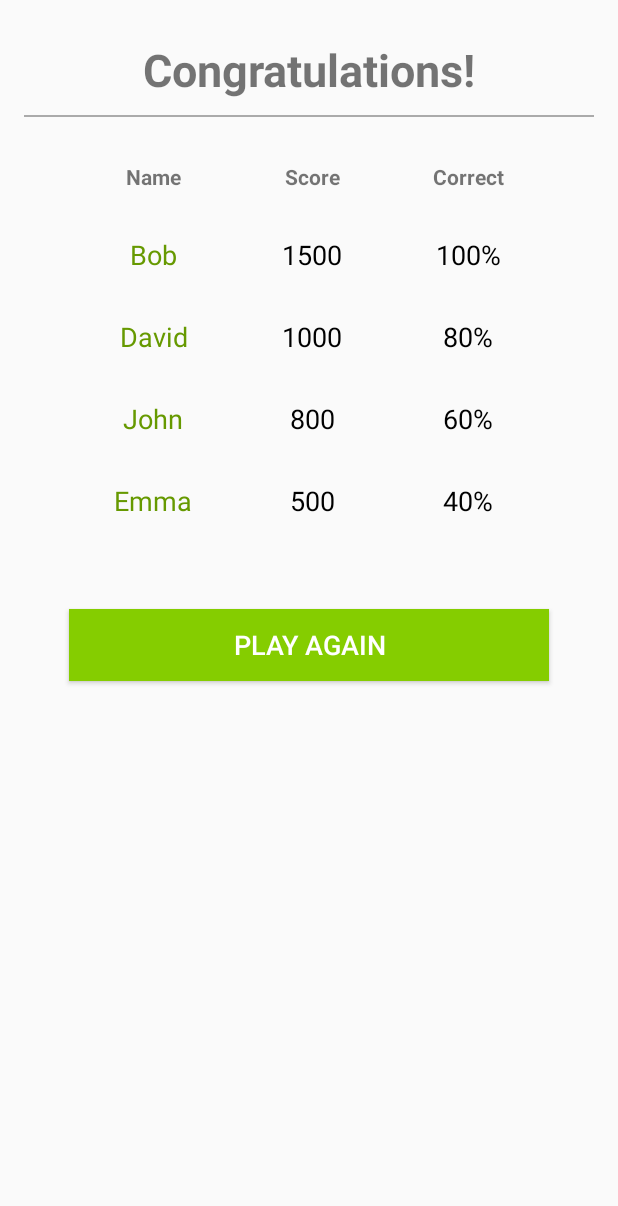
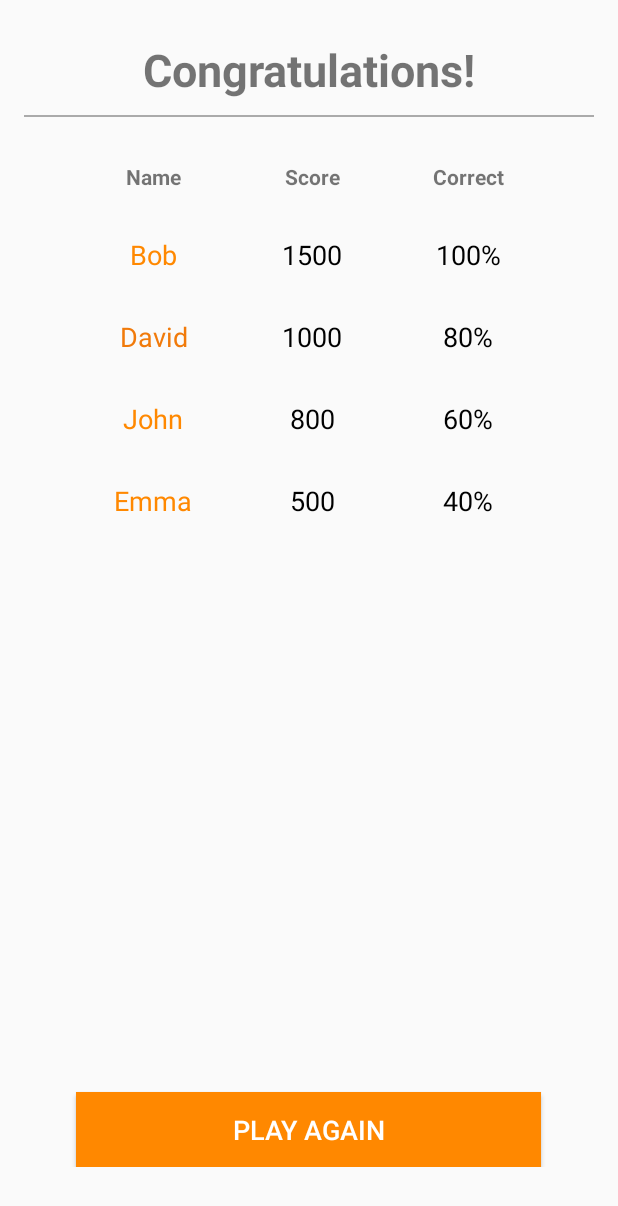
Before and after one commit to antongregory/mobilecomputing, an Android app: the EndGameActivity screen opened directly, with no data from a screen before it, on a phone screen of 412 x 824 dp. Shown: the top 1206 px of the screen. Run offline under Robolectric (Android 15) with nearby library versions, the light colour scheme and no system bars; our stand-ins replace Firebase (no records; nobody signed in at launch, a user with empty details on screens opened directly).

Commit message:
UI Tweaked

```diff
--- a/app/src/main/java/museum/findit/com/myapplication/controller/LeaderboardUIManager.java
+++ b/app/src/main/java/museum/findit/com/myapplication/controller/LeaderboardUIManager.java
@@ -76,6 +76,7 @@ public class LeaderboardUIManager {
         highlightTextView(usernameTextView);
 
         usernameTextView.setText(username);
+        usernameTextView.setTextColor(Color.parseColor("#FFFF8800"));
         row.addView(usernameTextView);
     }
 
--- a/app/src/main/res/layout/activity_end_game.xml
+++ b/app/src/main/res/layout/activity_end_game.xml
@@ -13,7 +13,10 @@
     <LinearLayout
         android:orientation="vertical"
         android:layout_width="match_parent"
-        android:layout_height="wrap_content">
+        android:layout_height="wrap_content"
+        android:layout_alignParentTop="true"
+        android:layout_alignParentLeft="true"
+        android:layout_alignParentStart="true">
 
 
 
@@ -35,7 +38,8 @@
         <TableLayout
             android:layout_width="match_parent"
             android:layout_height="match_parent"
-            android:layout_margin="30dp">
+            android:layout_margin="30dp"
+            android:layout_weight="1.50">
 
             <TableRow
                 android:layout_width="match_parent"
@@ -87,7 +91,7 @@
                     android:layout_weight="1"
                     android:id="@+id/firstName"
                     android:layout_marginTop="30dp"
-                    android:textColor="@android:color/holo_green_dark"
+                    android:textColor="@android:color/holo_orange_dark"
                     android:textSize="18sp"
                     android:singleLine="true"
                     android:ellipsize="marquee"
@@ -130,7 +134,7 @@
                     android:id="@+id/secondName"
                     android:layout_marginTop="30dp"
                     android:textSize="18sp"
-                    android:textColor="@android:color/holo_green_dark"
+                    android:textColor="?android:attr/colorMultiSelectHighlight"
                     android:singleLine="true"
                     android:ellipsize="marquee"
                     android:focusable="true"
@@ -173,7 +177,7 @@
                     android:id="@+id/thirdName"
                     android:layout_marginTop="30dp"
                     android:textSize="18sp"
-                    android:textColor="@android:color/holo_green_dark"
+                    android:textColor="@android:color/holo_orange_dark"
                     android:singleLine="true"
                     android:ellipsize="marquee"
                     android:focusable="true"
@@ -217,7 +221,7 @@
                     android:id="@+id/forthName"
                     android:layout_marginTop="30dp"
                     android:textSize="18sp"
-                    android:textColor="@android:color/holo_green_dark"
+                    android:textColor="@android:color/holo_orange_dark"
                     android:singleLine="true"
                     android:ellipsize="marquee"
                     android:focusable="true"
@@ -247,18 +251,29 @@
                     android:textAlignment="center" />
             </TableRow>
         </TableLayout>
+    </LinearLayout>
 
+    <LinearLayout
+        android:orientation="vertical"
+        android:layout_width="match_parent"
+        android:layout_height="0dp"
+        android:layout_weight="1.62"
+        android:gravity="center|bottom"
+        android:layout_alignParentBottom="true"
+        android:layout_alignParentLeft="true"
+        android:layout_alignParentStart="true"
+        android:layout_alignParentTop="true"
+        android:layout_marginBottom="30dp">
         <Button
             android:text="Play Again"
-            android:layout_width="match_parent"
-            android:layout_height="wrap_content"
+            android:layout_height="50dp"
             android:id="@+id/button7"
             android:onClick="restartGame"
-            android:background="@color/buttonColor"
+            android:background="@android:color/holo_orange_dark"
             android:textColor="@color/common_google_signin_btn_text_dark_default"
             android:textSize="18sp"
-            android:layout_marginTop="30dp"
-            android:layout_margin="30dp" />
+            android:layout_width="310dp"
+            android:layout_gravity="center|bottom"/>
     </LinearLayout>
 
 
--- a/app/src/main/res/values-v21/styles.xml
+++ b/app/src/main/res/values-v21/styles.xml
@@ -6,4 +6,8 @@
         <item name="android:windowDrawsSystemBarBackgrounds">true</item>
         <item name="android:statusBarColor">@android:color/transparent</item>
     </style>
+
+    <style name="worldculture" parent="AppTheme">
+        <item name="android:statusBarColor">?android:attr/colorPrimaryDark</item>
+    </style>
 </resources>
--- a/app/src/main/res/values/colors.xml
+++ b/app/src/main/res/values/colors.xml
@@ -1,10 +1,11 @@
 <?xml version="1.0" encoding="utf-8"?>
 <resources>
-    <color name="colorPrimary">#3F51B5</color>
-    <color name="colorPrimaryDark">#303F9F</color>
-    <color name="colorAccent">#FF4081</color>
+    <color name="colorPrimary">#000000</color>
+    <color name="colorPrimaryDark">#000000</color>
+    <color name="colorAccent">#34bcbc</color>
     <color name="buttonColor">#85cd00</color>
     <color name="textColor">#FFFFFF</color>
-    <color name="cancelColor">#Cc1414</color>
+    <color name="cancelColor">#a11f1f</color>
     <color name="defaultButtonColor">#a9a9a9</color>
+    <color name="primary_text">#deffffff</color>
 </resources>
```
Also changed, not shown: app/src/main/res/layout/activity_game.xml (+8 -6 lines), app/src/main/res/layout/activity_join_game.xml (+67 -50 lines), app/src/main/res/layout/activity_login.xml (+30 -25 lines), app/src/main/res/layout/activity_quiz.xml (+23 -17 lines), app/src/main/res/layout/activity_waiting_room.xml (+14 -9 lines), app/src/main/res/layout/fragment_item.xml (+30 -8 lines), app/src/main/res/values/styles.xml (+10 -0 lines).
